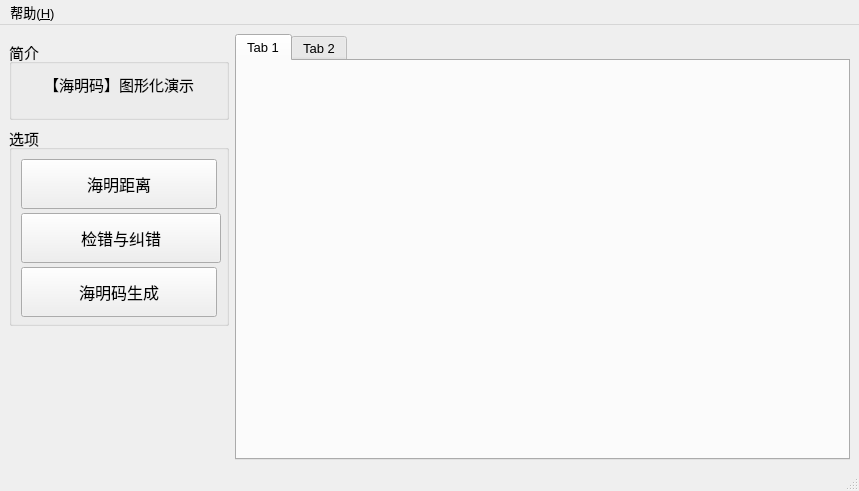
Qt form forms/mainwindow.ui (FrancisOWO/HammingCode) before a commit.
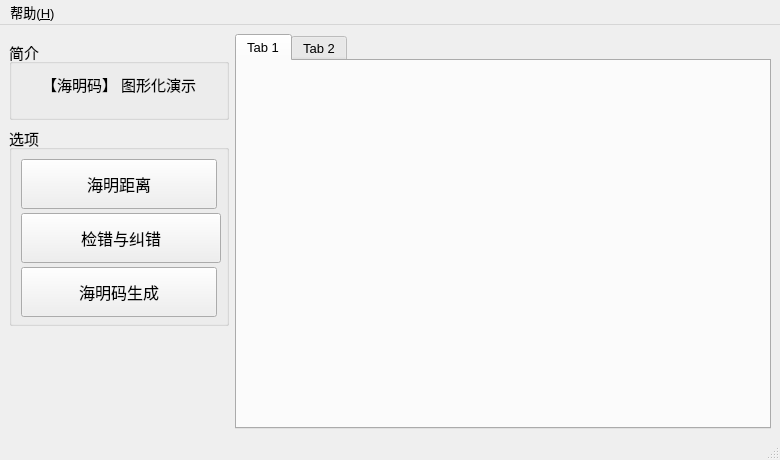
The same form after that commit.

Commit message: 海明距离子窗体界面设计

```diff
--- a/forms/mainwindow.ui
+++ b/forms/mainwindow.ui
@@ -6,10 +6,22 @@
    <rect>
     <x>0</x>
     <y>0</y>
-    <width>859</width>
-    <height>491</height>
+    <width>780</width>
+    <height>460</height>
    </rect>
   </property>
+  <property name="minimumSize">
+   <size>
+    <width>780</width>
+    <height>460</height>
+   </size>
+  </property>
+  <property name="maximumSize">
+   <size>
+    <width>16777215</width>
+    <height>16777215</height>
+   </size>
+  </property>
   <property name="font">
    <font>
     <pointsize>10</pointsize>
@@ -35,6 +47,12 @@
     </item>
     <item row="0" column="2" rowspan="4">
      <widget class="QTabWidget" name="tabWidget">
+      <property name="minimumSize">
+       <size>
+        <width>500</width>
+        <height>350</height>
+       </size>
+      </property>
       <property name="font">
        <font>
         <pointsize>10</pointsize>
@@ -99,7 +117,7 @@
           </font>
          </property>
          <property name="text">
-          <string>【海明码】图形化演示</string>
+          <string>【海明码】 图形化演示</string>
          </property>
         </widget>
        </item>
@@ -243,7 +261,7 @@
     <rect>
      <x>0</x>
      <y>0</y>
-     <width>859</width>
+     <width>780</width>
      <height>25</height>
     </rect>
    </property>
```
The commit also changes 4 other files.
